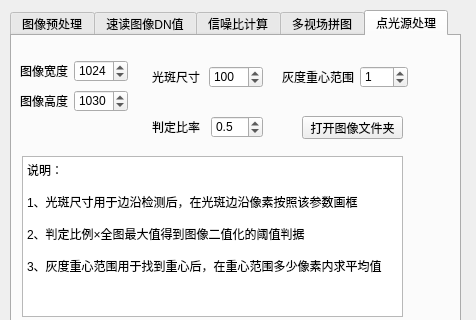
Above: gui.ui from angel263wy/Img_preprocess before the change; both pictures show x 0 to 476 and y 0 to 320 of the 476 by 468 pixel window. Below: the same form after it.
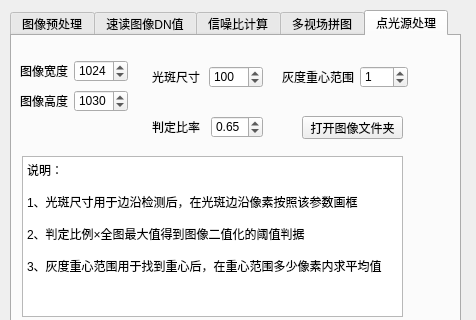
That is the form after the change. The open tabs and pages were chosen to show the change.

Commit message: 米字形光源检测，针对同一光斑多次检测的Bug,增加判断坐标功能，若坐标太接近则不放入结果

The edit to the form file:
```diff
--- a/gui.ui
+++ b/gui.ui
@@ -1048,7 +1048,7 @@
       <item>
        <widget class="QDoubleSpinBox" name="doubleSpinBox_light_spot_maxratio">
         <property name="decimals">
-         <number>1</number>
+         <number>2</number>
         </property>
         <property name="maximum">
          <double>1.000000000000000</double>
@@ -1057,7 +1057,7 @@
          <double>0.100000000000000</double>
         </property>
         <property name="value">
-         <double>0.500000000000000</double>
+         <double>0.650000000000000</double>
         </property>
        </widget>
       </item>
```
Left out of the diff: 2 changed lines with no effect on the pictures. The commit also changes 2 other files.
